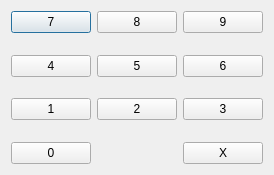
Above: Stopwatch/dialpad.ui from baraa-almasri/Qt before the change. Below: the same form after it.
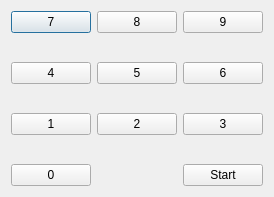
That is the form after the change.

Commit message: rectified @ Fri 07 Aug 2020 02:41:39 PM EEST

What changed in the file:
```diff
--- a/Stopwatch/dialpad.ui
+++ b/Stopwatch/dialpad.ui
@@ -7,7 +7,7 @@
     <x>0</x>
     <y>0</y>
     <width>274</width>
-    <height>175</height>
+    <height>197</height>
    </rect>
   </property>
   <property name="windowTitle">
@@ -155,7 +155,7 @@
        <item>
         <widget class="QPushButton" name="killPopup">
          <property name="text">
-          <string>X</string>
+          <string>Start</string>
          </property>
         </widget>
        </item>
```
The commit also changes 1 other file.
